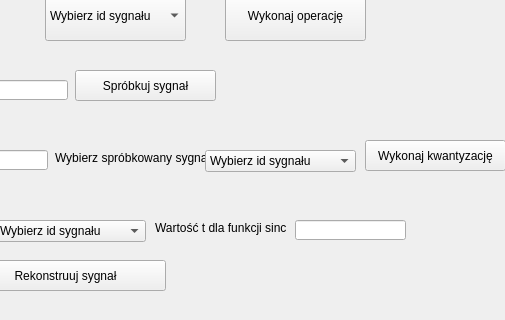
eljotero/Cyfrowe_Przetwarzanie_Sygnalu, file app/gui.ui: the form before one commit; both pictures show x 465 to 970 and y 380 to 700 of the 970 by 700 pixel window.
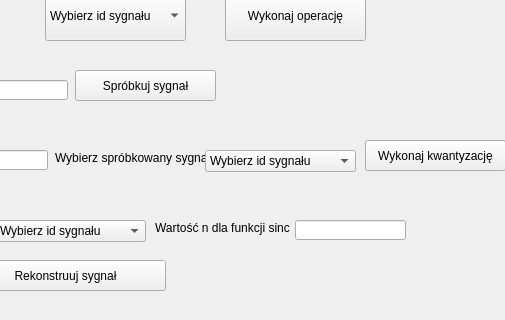
The form after the commit.

Patch:
```diff
--- a/app/gui.ui
+++ b/app/gui.ui
@@ -631,7 +631,7 @@
      </rect>
     </property>
     <property name="text">
-     <string>Wartość t dla funkcji sinc</string>
+     <string>Wartość n dla funkcji sinc</string>
     </property>
    </widget>
    <widget class="QLineEdit" name="sinc_t_line_edit">
```
